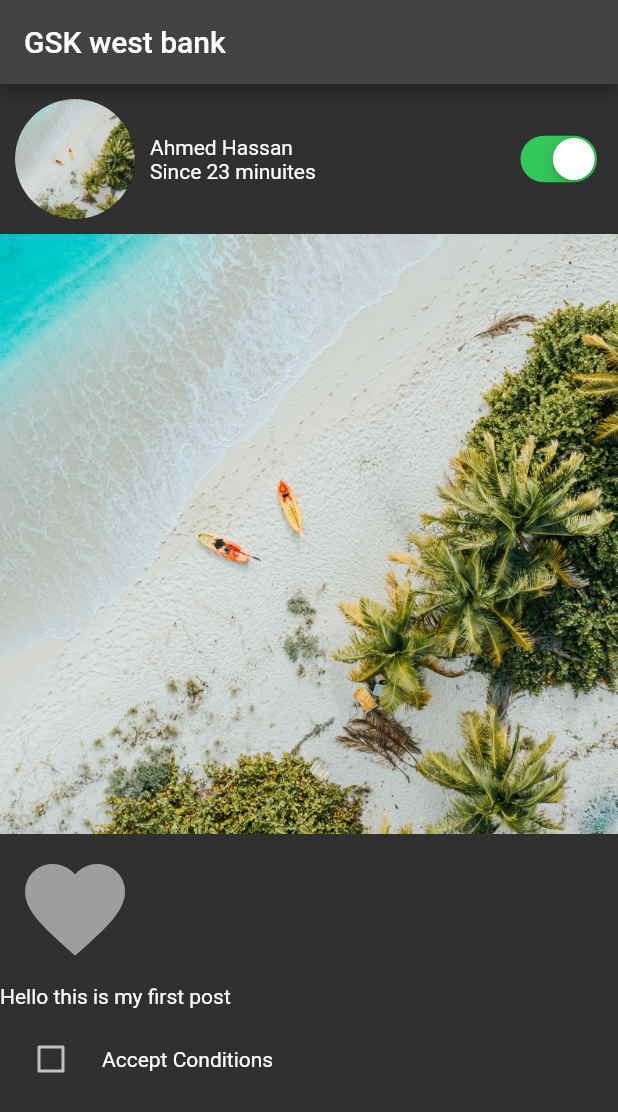
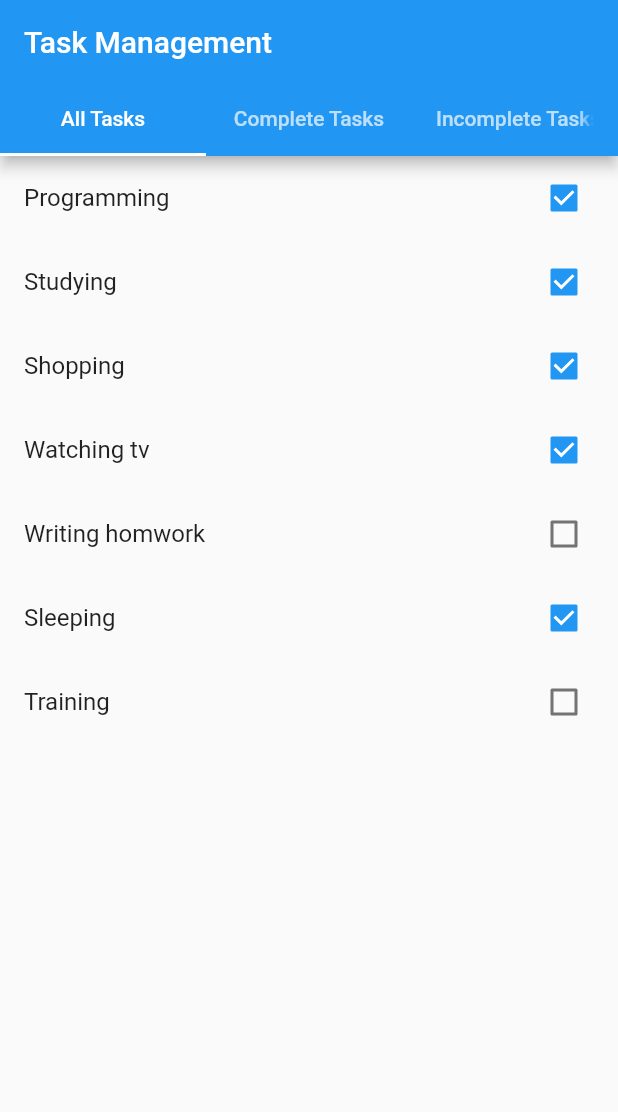
Before and after one commit to shadysamara/gsk_westbank_flutter1, a Flutter app: the screen it shows after launch, on a phone screen of 412 x 824 dp. Shown: the top 1112 px of the screen. Run offline on Flutter 3.47's test engine with Material 2 defaults, Android fonts, the phone set to English and light mode, and no system bars.

Commit message:
todo app

```diff
--- a/lib/main.dart
+++ b/lib/main.dart
@@ -3,10 +3,11 @@ import 'package:flutter_application_1/data.dart';
 import 'package:flutter_application_1/ecommerce_app/views/ecommerce_main_screen.dart';
 import 'package:flutter_application_1/stateful_lecture/stateful_screen.dart';
 import 'package:flutter_application_1/student.dart';
+import 'package:flutter_application_1/task_managment/main_tasks_screen.dart';
 
 void main(List<String> args) {
   runApp(MaterialApp(
-    home: MyPostScreen(),
+    home: MainTaskScreen(),
   ));
 }
 
--- /dev/null
+++ b/lib/task_managment/data/dymmy_data.dart
@@ -0,0 +1,11 @@
+import 'package:flutter_application_1/task_managment/models/task_model.dart';
+
+List<TaskModel> tasks = [
+  TaskModel('Programming', true),
+  TaskModel('Studying', true),
+  TaskModel('Shopping', true),
+  TaskModel('Watching tv', true),
+  TaskModel('Writing homwork', false),
+  TaskModel('Sleeping', true),
+  TaskModel('Training', false),
+];
--- /dev/null
+++ b/lib/task_managment/main_tasks_screen.dart
@@ -0,0 +1,48 @@
+import 'package:flutter/material.dart';
+import 'package:flutter_application_1/task_managment/data/dymmy_data.dart';
+import 'package:flutter_application_1/task_managment/models/task_model.dart';
+import 'package:flutter_application_1/task_managment/views/screens/all_tasks_screen.dart';
+import 'package:flutter_application_1/task_managment/views/screens/complete_tasks_screen.dart';
+import 'package:flutter_application_1/task_managment/views/screens/inComplete_Tasks.dart';
+
+class MainTaskScreen extends StatefulWidget {
+  @override
+  State<MainTaskScreen> createState() => _MainTaskScreenState();
+}
+
+class _MainTaskScreenState extends State<MainTaskScreen> {
+  checkTask(TaskModel taskModel) {
+    int index = tasks.indexOf(taskModel);
+    tasks[index].isComplete = !tasks[index].isComplete;
+    setState(() {});
+  }
+
+  @override
+  Widget build(BuildContext context) {
+    // TODO: implement build
+    return DefaultTabController(
+      length: 3,
+      child: Scaffold(
+        appBar: AppBar(
+          title: Text('Task Management'),
+          bottom: TabBar(tabs: [
+            Tab(
+              text: 'All Tasks',
+            ),
+            Tab(
+              text: 'Complete Tasks',
+            ),
+            Tab(
+              text: 'Incomplete Tasks',
+            ),
+          ]),
+        ),
+        body: TabBarView(children: [
+          AllTasksScreen(checkTask),
+          CompleteTasksScreen(checkTask),
+          InCompleteTasksScreen(checkTask)
+        ]),
+      ),
+    );
+  }
+}
--- /dev/null
+++ b/lib/task_managment/models/task_model.dart
@@ -0,0 +1,5 @@
+class TaskModel {
+  String name;
+  bool isComplete;
+  TaskModel(this.name, this.isComplete);
+}
--- /dev/null
+++ b/lib/task_managment/views/screens/all_tasks_screen.dart
@@ -0,0 +1,18 @@
+import 'package:flutter/material.dart';
+import 'package:flutter_application_1/task_managment/data/dymmy_data.dart';
+import 'package:flutter_application_1/task_managment/models/task_model.dart';
+import 'package:flutter_application_1/task_managment/views/widgets/task_widget.dart';
+
+class AllTasksScreen extends StatelessWidget {
+  Function function;
+  AllTasksScreen(this.function);
+  @override
+  Widget build(BuildContext context) {
+    // TODO: implement build
+    return ListView.builder(
+        itemCount: tasks.length,
+        itemBuilder: (context, index) {
+          return TaskWidget(tasks[index], function);
+        });
+  }
+}
--- /dev/null
+++ b/lib/task_managment/views/widgets/task_widget.dart
@@ -0,0 +1,20 @@
+import 'package:flutter/material.dart';
+import 'package:flutter_application_1/task_managment/models/task_model.dart';
+
+class TaskWidget extends StatelessWidget {
+  TaskModel taskModel;
+  Function? function;
+  TaskWidget(this.taskModel, [this.function]);
+
+  @override
+  Widget build(BuildContext context) {
+    // TODO: implement build
+    return CheckboxListTile(
+      value: taskModel.isComplete,
+      onChanged: (v) {
+        function!(taskModel);
+      },
+      title: Text(taskModel.name),
+    );
+  }
+}
```
Also changed, not shown: lib/stateful_lecture/stateful_screen.dart (+55 -2 lines), lib/task_managment/views/screens/complete_tasks_screen.dart (added, +22 -0 lines), lib/task_managment/views/screens/inComplete_Tasks.dart (added, +20 -0 lines).
